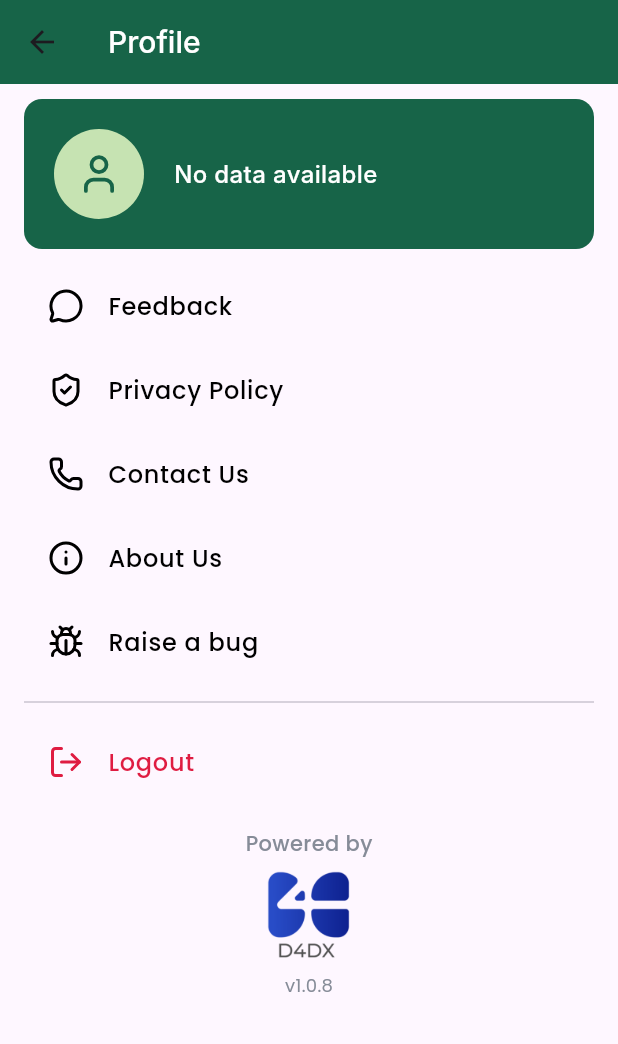
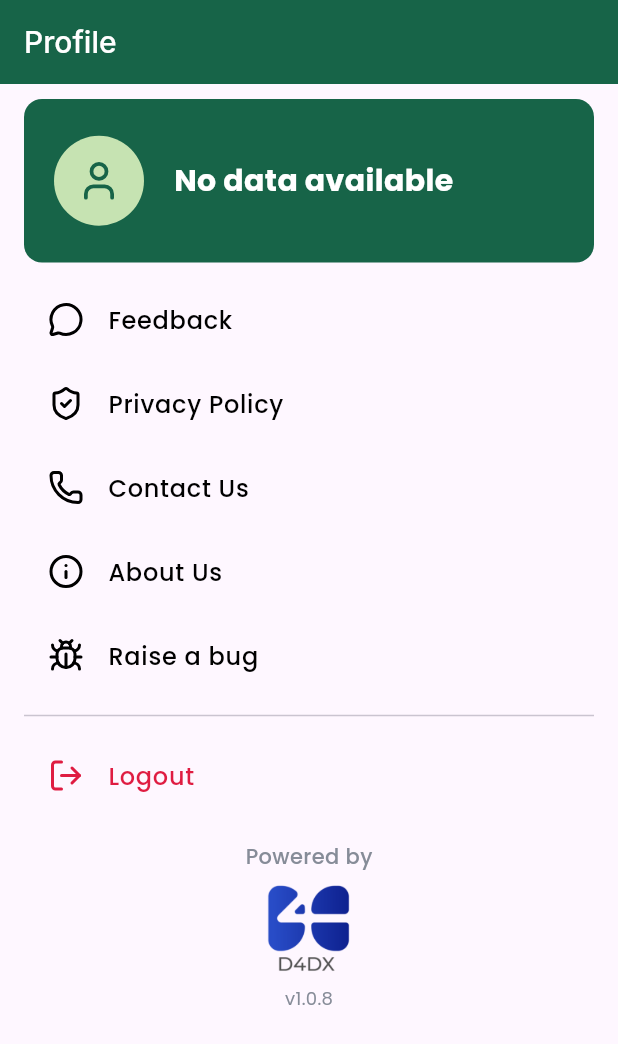
Before and after one commit to Muneeraayakkoden/DemoFlutterApp, a Flutter app: the ProfileScreen screen opened directly, on a phone screen of 412 x 824 dp. Shown: the top 1044 px of the screen. Run offline on Flutter 3.47's test engine with Material 3 defaults, Android fonts, the phone set to English and light mode, and no system bars; our stand-ins replace google_fonts, lucide_icons, pinput, shared_preferences, toastification; accounts and stored records are empty; Roboto replaces fonts that are missing (Inter).

Commit message:
folders re-structured for MVVM Architecture
- route names updated with bottom nav
- bottom navbar edited for displaying body
- profile widgets edited

```diff
--- a/lib/routes/app_routes.dart
+++ b/lib/routes/app_routes.dart
@@ -1,13 +1,19 @@
 import 'package:flutter/material.dart';
-import 'package:flutter_application_1/screens/Home%20screen/home_screen.dart';
-import 'package:flutter_application_1/screens/Splash%20screen/splash_screen.dart';
-import 'package:flutter_application_1/screens/Login%20screen/login_screen.dart';
+import '../screens/user_screens/home/view/user_home.dart';
+import 'package:flutter_application_1/screens/splash_screen/view/splash_screen.dart';
+import 'package:flutter_application_1/screens/login_screen/view/login_screen.dart';
+import 'package:flutter_application_1/screens/profile_screen/view/profile.dart';
+import '../screens/user_screens/notification/view/user_notification.dart';
+import 'package:flutter_application_1/screens/bottom_navbar/view/bottom_navbar.dart';
 import 'routes_names.dart';
 
 class AppRoutes {
   static Map<String, WidgetBuilder> get routes => {
-      RouteNames.home: (context) => const HomeScreen(),
       RouteNames.splash: (context) => const SplashScreen(),
       RouteNames.login: (context) => const LoginScreen(),
+      RouteNames.bottomNav: (context) => const BottomNavBar(),
+      RouteNames.home: (context) => const UserHome(),
+      RouteNames.notifications: (context) => const UserNotification(),
+      RouteNames.profile: (context) => ProfileScreen()
   };
 }
--- a/lib/routes/routes_names.dart
+++ b/lib/routes/routes_names.dart
@@ -2,4 +2,7 @@ class RouteNames {
   static const home = '/';
   static const splash = '/splash';
   static const login = '/login';
+  static const bottomNav = '/bottom_nav';
+  static const notifications = '/notifications';
+  static const profile = '/profile';
 }
--- a/lib/screens/Profile screen/profile.dart
+++ /dev/null
@@ -1,158 +0,0 @@
-import 'package:flutter/material.dart';
-import '../../../constants/color_class.dart';
-import '../../../constants/textstyle_class.dart';
-import 'package:lucide_icons/lucide_icons.dart';
-import 'Item_card.dart';
-import 'powered_by.dart';
-
-class ProfileScreen extends StatefulWidget {
-  const ProfileScreen({super.key});
-
-  @override
-  State<ProfileScreen> createState() => ProfileScreenState();
-}
-
-class ProfileScreenState extends State<ProfileScreen> {
-  @override
-  Widget build(BuildContext context) {
-    return Scaffold(
-      appBar: AppBar(
-        backgroundColor: ColorClass.greenDarker,
-        title: Text(
-          'Profile',
-          style: TextStyleClass.primaryFont500(20, ColorClass.white),
-        ),
-      ),
-      body: SingleChildScrollView(
-        child: Column(
-          children: [
-            const SizedBox(height: 10),
-            ProfileCard(userName:'', phone:'', designation:''),
-            const SizedBox(height: 10),
-            Padding(
-              padding: const EdgeInsets.symmetric(horizontal: 16),
-              child: Column(
-                children: [
-                  ItemCard(
-                    title: 'Feedback',
-                    icon: LucideIcons.messageCircle,
-                    onTap: () {},
-                  ),
-                  ItemCard(
-                    title: 'Privacy Policy',
-                    icon: LucideIcons.shieldCheck,
-                    onTap: () {},
-                  ),
-                  ItemCard(
-                    title: 'Contact Us',
-                    icon: LucideIcons.phone,
-                    onTap: () {},
-                  ),
-                  ItemCard(
-                    title: 'About Us',
-                    icon: LucideIcons.info,
-                    onTap: () {},
-                  ),
-                  ItemCard(
-                    title: 'Raise a bug',
-                    icon: LucideIcons.bug,
-                    onTap: () {},
-                  ),
-                  const Divider(height: 24),
-                  ItemCard(
-                    title: 'Logout',
-                    icon: LucideIcons.logOut,
-                    isDestructive: true,
-                    onTap: () {},
-                  ),
-                  const SizedBox(height: 16),
-                  PoweredBy(),
-                  const SizedBox(height: 8),
-                ],
-              ),
-            ),
-          ],
-        ),
-      ),
-    );
-  }
-}
-
-//Profile Card
-class ProfileCard extends StatelessWidget {
-  final String userName;
-  final String phone;
-  final String designation;
-
-  const ProfileCard({super.key,
-    required this.userName,
-    required this.phone,
-    required this.designation,
-  });
-
-  bool get isEmptyData =>
-    userName.trim().isEmpty &&
-    phone.trim().isEmpty &&
-    designation.trim().isEmpty;
-
-  @override
-  Widget build(BuildContext context) {
-    if (isEmptyData) {
-      return Container(
-        padding: const EdgeInsets.all(20),
-        decoration: BoxDecoration(
-          color: ColorClass.greenDarker,
-          borderRadius: BorderRadius.circular(12),
-        ),
-        margin: const EdgeInsets.symmetric(horizontal: 16),
-        child: Row(
-          children: [
-            CircleAvatar(
-              radius: 30,
-              backgroundColor: ColorClass.brandLightGreen,
-              child: Icon(LucideIcons.user, color: ColorClass.greenDarker, size: 30),
-            ),
-            Padding(
-              padding: const EdgeInsets.all(20),
-              child: Column(
-                crossAxisAlignment: CrossAxisAlignment.start,
-                children:[
-                  Text('No data available',
-                  style: TextStyleClass.primaryFont500(16, ColorClass.white)),
-                ],
-              ),
-            ),
-          ],
-        ),
-      );
-    }
-    return Container(
-      padding: const EdgeInsets.all(20),
-      decoration: BoxDecoration(
-        color: ColorClass.greenDarker,
-        borderRadius: BorderRadius.circular(12),
-      ),
-      margin: const EdgeInsets.symmetric(horizontal: 16),
-      child: Row(
-        children: [
-          CircleAvatar(
-            radius: 30,
-            backgroundColor: ColorClass.brandLightGreen,
-            child: Text(userName[0].toUpperCase()),
-          ),
-          Padding(
-            padding: const EdgeInsets.all(20),
-            child: Column(
-              crossAxisAlignment: CrossAxisAlignment.start,
-              children: [
-                Text('Name: $userName'),
-                Text('Phone: $phone'),
-                Text('Designation: $designation'),
-              ],
-            ),
-          ),
-        ],
-      ),
-    );
-  }
-}
--- /dev/null
+++ b/lib/screens/profile_screen/view/profile.dart
@@ -0,0 +1,80 @@
+import 'package:flutter/material.dart';
+import '../../../../constants/color_class.dart';
+import '../../../../constants/textstyle_class.dart';
+import 'package:lucide_icons/lucide_icons.dart';
+import '../widgets/item_list.dart';
+import '../widgets/powered_by.dart';
+import '../widgets/profile_box.dart';
+
+class ProfileScreen extends StatefulWidget {
+  const ProfileScreen({super.key});
+
+  @override
+  State<ProfileScreen> createState() => ProfileScreenState();
+}
+
+class ProfileScreenState extends State<ProfileScreen> {
+  @override
+  Widget build(BuildContext context) {
+    return Scaffold(
+      appBar: AppBar(
+        backgroundColor: ColorClass.greenDarker,
+        title: Text(
+          'Profile',
+          style: TextStyleClass.primaryFont500(20, ColorClass.white),
+        ),
+      ),
+      body: SingleChildScrollView(
+        child: Column(
+          children: [
+            const SizedBox(height: 10),
+            ProfileBox(userName:'', phone:'', designation:''),
+            const SizedBox(height: 10),
+            Padding(
+              padding: const EdgeInsets.symmetric(horizontal: 16),
+              child: Column(
+                children: [
+                  ItemList(
+                    title: 'Feedback',
+                    icon: LucideIcons.messageCircle,
+                    onTap: () {},
+                  ),
+                  ItemList(
+                    title: 'Privacy Policy',
+                    icon: LucideIcons.shieldCheck,
+                    onTap: () {},
+                  ),
+                  ItemList(
+                    title: 'Contact Us',
+                    icon: LucideIcons.phone,
+                    onTap: () {},
+                  ),
+                  ItemList(
+                    title: 'About Us',
+                    icon: LucideIcons.info,
+                    onTap: () {},
+                  ),
+                  ItemList(
+                    title: 'Raise a bug',
+                    icon: LucideIcons.bug,
+                    onTap: () {},
+                  ),
+                  const Divider(height: 24),
+                  ItemList(
+                    title: 'Logout',
+                    icon: LucideIcons.logOut,
+                    isDestructive: true,
+                    onTap: () {},
+                  ),
+                  const SizedBox(height: 16),
+                  PoweredBy(),
+                  const SizedBox(height: 8),
+                ],
+              ),
+            ),
+          ],
+        ),
+      ),
+    );
+  }
+}
--- a/lib/screens/Profile screen/item_card.dart
+++ b/lib/screens/profile_screen/widgets/item_list.dart
@@ -1,14 +1,14 @@
 import 'package:flutter/material.dart';
-import '../../../constants/color_class.dart';
+import '../../../../constants/color_class.dart';
 
 //ItemList
-class ItemCard extends StatelessWidget {
+class ItemList extends StatelessWidget {
   final String title;
   final IconData icon;
   final VoidCallback onTap;
   final bool isDestructive;
 
-  const ItemCard({
+  const ItemList({
     super.key,
     required this.title,
     required this.icon,
--- /dev/null
+++ b/lib/screens/profile_screen/widgets/profile_box.dart
@@ -0,0 +1,92 @@
+import 'package:flutter/material.dart';
+import '../../../../constants/color_class.dart';
+import 'package:lucide_icons/lucide_icons.dart';
+
+//Profile Box
+class ProfileBox extends StatelessWidget {
+  final String userName;
+  final String phone;
+  final String designation;
+
+  const ProfileBox({super.key,
+    required this.userName,
+    required this.phone,
+    required this.designation,
+  });
+
+  bool get isEmptyData =>
+    userName.trim().isEmpty &&
+    phone.trim().isEmpty &&
+    designation.trim().isEmpty;
+
+  @override
+  Widget build(BuildContext context) {
+    if (isEmptyData) {
+      return Container(
+        padding: const EdgeInsets.all(20),
+        decoration: BoxDecoration(
+          color: ColorClass.greenDarker,
+          borderRadius: BorderRadius.circular(12),
+        ),
+        margin: const EdgeInsets.symmetric(horizontal: 16),
+        child: Row(
+          children: [
+            CircleAvatar(
+              radius: 30,
+              backgroundColor: ColorClass.brandLightGreen,
+              child: Icon(LucideIcons.user, color: ColorClass.greenDarker, size: 30),
+            ),
+            Padding(
+              padding: const EdgeInsets.all(20),
+              child: Column(
+                crossAxisAlignment: CrossAxisAlignment.start,
+                children:[
+                  Text('No data available',
+                    style: const TextStyle(
+                      fontSize: 20,
+                      fontWeight: FontWeight.bold,
+                      color: Colors.white
+                    )
+                  ),
+                ],
+              ),
+            ),
+          ],
+        ),
+      );
+    }
+    return Container(
+      padding: const EdgeInsets.all(20),
+      decoration: BoxDecoration(
+        color: ColorClass.greenDarker,
+        borderRadius: BorderRadius.circular(12),
+      ),
+      margin: const EdgeInsets.symmetric(horizontal: 16),
+      child: Row(
+        children: [
+          CircleAvatar(
+            radius: 30,
+            backgroundColor: ColorClass.brandLightGreen,
+            child: Text(userName[0].toUpperCase(),
+              style: const TextStyle(
+                fontSize: 28,
+                color: ColorClass.brandDarkGreen,
+                fontWeight: FontWeight.bold)
+            ),
+          ),
+          Padding(
+            padding: const EdgeInsets.all(20),
+            child: Column(
+              crossAxisAlignment: CrossAxisAlignment.start,
+              children: [
+                Text(userName, style: const TextStyle(fontSize: 20, fontWeight: FontWeight.bold, color: Colors.white)),
+                Text(phone, style: const TextStyle(fontSize: 16, color: Colors.white70),),
+                Text(designation, style: const TextStyle(fontSize: 16, color: Colors.white70),),
+              ],
+            ),
+          ),
+        ],
+      ),
+    );
+  }
+}
--- a/lib/screens/Home screen/user_screens/user_notifcation.dart
+++ b/lib/screens/user_screens/notification/view/user_notification.dart
@@ -1,6 +1,6 @@
 import 'package:flutter/material.dart';
-import '../../../constants/color_class.dart';
-import '../../../constants/textstyle_class.dart';
+import '../../../../constants/color_class.dart';
+import '../../../../constants/textstyle_class.dart';
 
 class UserNotification extends StatefulWidget {
  const UserNotification({super.key});
```
Also changed, not shown: lib/screens/Home screen/bottom navbar/bottom_navbar.dart (deleted, +0 -45 lines), lib/screens/Home screen/home_screen.dart (deleted, +0 -39 lines), lib/screens/Home screen/user_screens/user_home.dart (deleted, +0 -32 lines), lib/screens/bottom_navbar/view/bottom_navbar.dart (added, +65 -0 lines), lib/screens/login_screen/view/login_screen.dart (renamed from lib/screens/Login screen/login_screen.dart, +4 -4 lines), lib/screens/profile_screen/widgets/powered_by.dart (renamed from lib/screens/Profile screen/powered_by.dart, +4 -4 lines), lib/screens/splash_screen/view/splash_screen.dart (renamed from lib/screens/Splash screen/splash_screen.dart).
